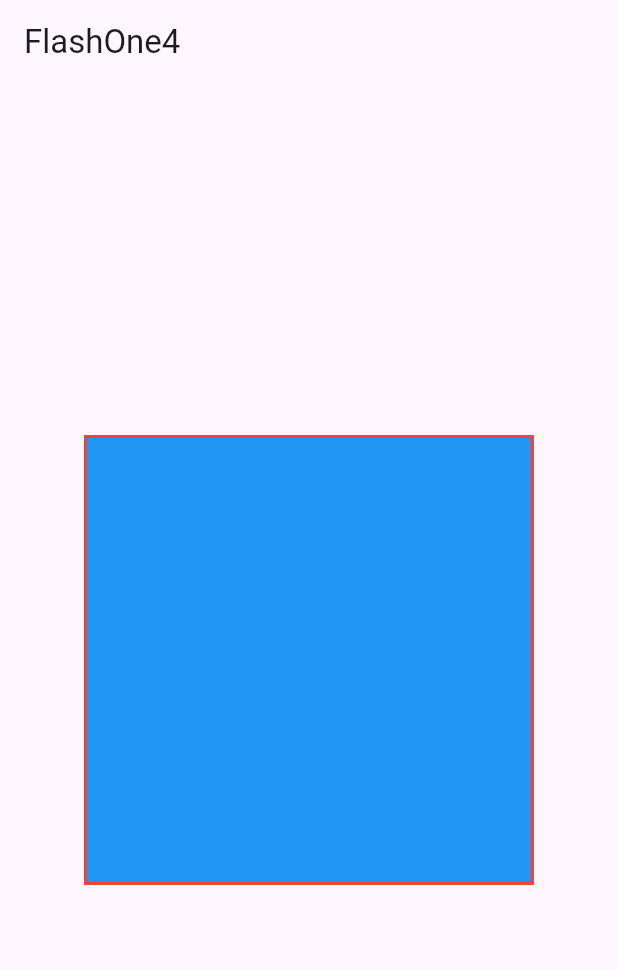
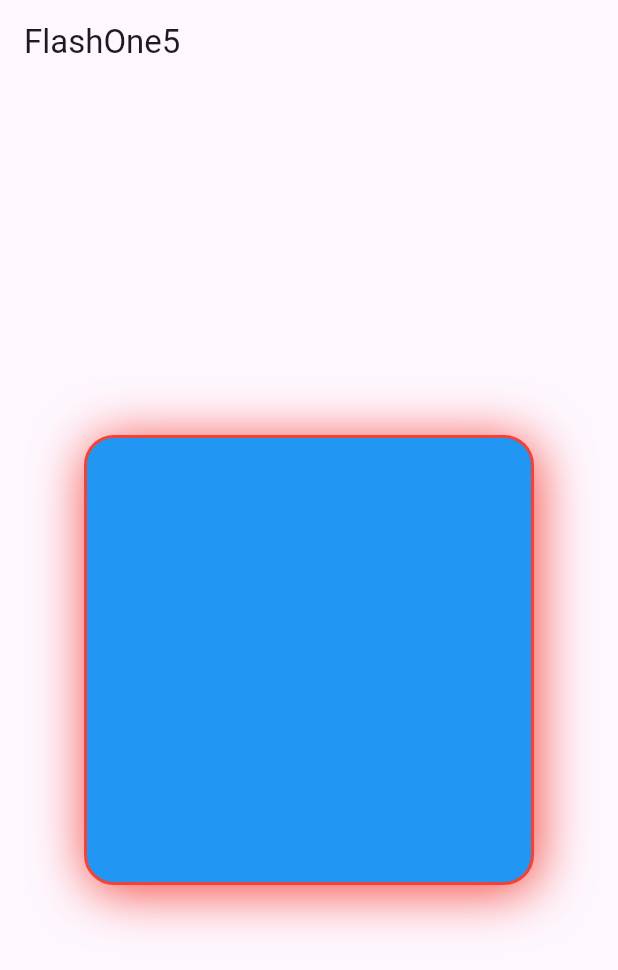
Before and after one commit to VaibhavPagare25/Daily_Flash, a Flutter app: the screen it shows after launch, on a phone screen of 412 x 824 dp. Shown: the top 970 px of the screen. Run offline on Flutter 3.47's test engine with Material 3 defaults, Android fonts, the phone set to English and light mode, and no system bars.

Commit message:
Flash 5 Completed

```diff
--- /dev/null
+++ b/lib/Flash01/flash01_5.dart
@@ -0,0 +1,35 @@
+import 'package:flutter/material.dart';
+
+class FlashOne5 extends StatelessWidget {
+  const FlashOne5({super.key});
+
+  @override
+  Widget build(BuildContext context) {
+    return Scaffold(
+      appBar: AppBar(
+        title: const Text("FlashOne5"),
+      ),
+      body: Center(
+        child: Container(
+          height: 300,
+          width: 300,
+          decoration: BoxDecoration(
+            color: Colors.blue,
+            border: Border.all(
+              color: Colors.red,
+              width: 2,
+            ),
+            borderRadius: BorderRadius.circular(20),
+            boxShadow: const [
+              BoxShadow(
+                color: Colors.red,
+                offset: Offset(2, 4),
+                blurRadius: 30,
+              )
+            ],
+          ),
+        ),
+      ),
+    );
+  }
+}
--- a/lib/main.dart
+++ b/lib/main.dart
@@ -1,7 +1,5 @@
-import 'package:daily_flash/Flash01/flash01_3.dart';
-import 'package:daily_flash/Flash01/flash01_4.dart';
+import 'package:daily_flash/Flash01/flash01_5.dart';
 import 'package:flutter/material.dart';
-import 'Flash01/flash01_1.dart';
 
 void main() {
   runApp(const MainApp());
@@ -16,7 +14,7 @@ class MainApp extends StatelessWidget {
       debugShowCheckedModeBanner: false,
       home: Scaffold(
         body: Center(
-          child: FlashOne4(),
+          child: FlashOne5(),
         ),
       ),
     );
```
